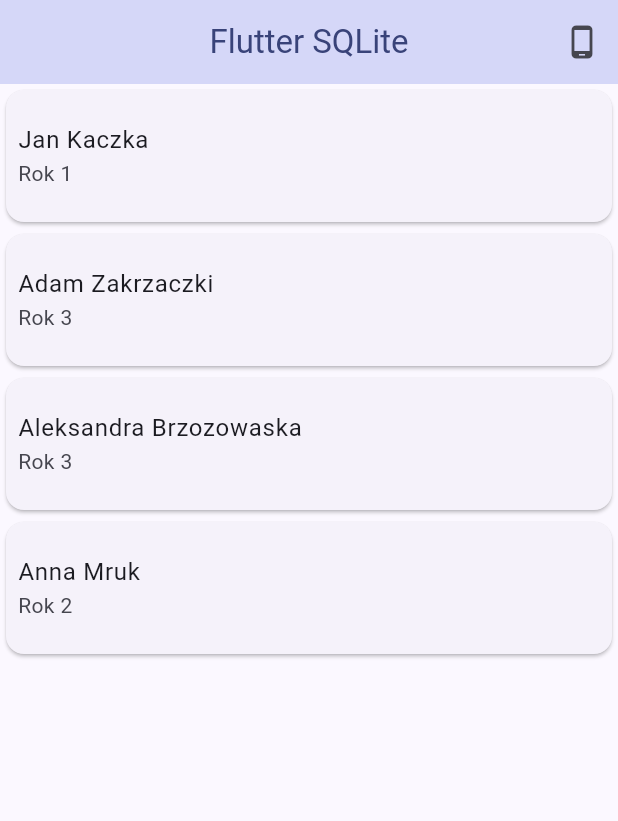
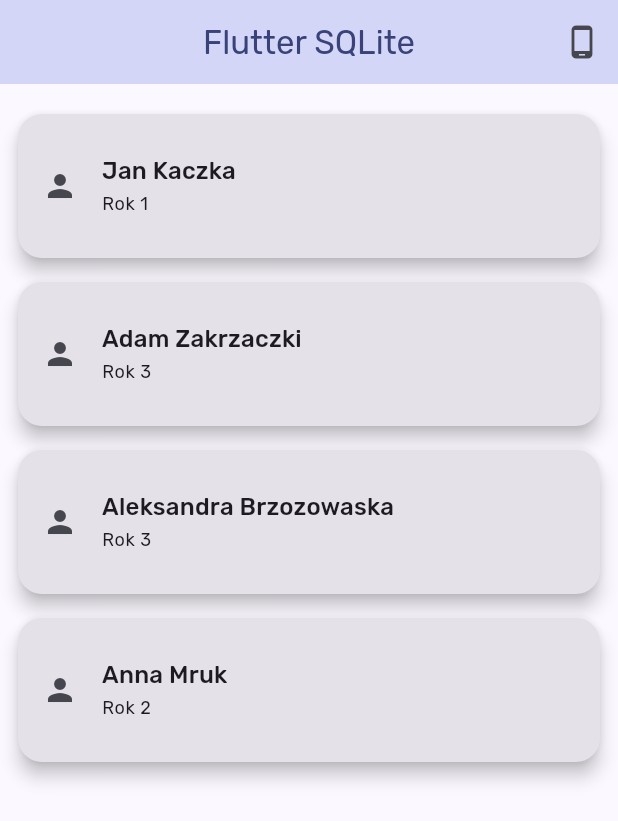
Before and after one commit to Niewiaro/flutter_sqlite, a Flutter app: the screen it shows after launch, on a phone screen of 412 x 824 dp. Shown: the top 821 px of the screen. Run offline on Flutter 3.47's test engine with Material 3 defaults, Android fonts, the phone set to English and light mode, and no system bars; our stand-ins replace google_fonts, sqflite; accounts and stored records are empty.

Commit message:
style: display

```diff
--- a/lib/home.dart
+++ b/lib/home.dart
@@ -73,7 +73,7 @@
         ),
         backgroundColor: Theme.of(context).colorScheme.primaryContainer,
         centerTitle: true,
-        elevation: 2,
+        elevation: 3,
         actions: [
           Consumer<ThemeController>(
             builder: (context, themeController, _) {
@@ -125,21 +125,36 @@
         ) {
           if (snapshot.hasData) {
             return ListView.builder(
+              padding: const EdgeInsets.all(12),
               itemCount: snapshot.data?.length,
               itemBuilder: (BuildContext context, int index) {
+                final student = snapshot.data![index];
                 return Card(
+                  elevation: 5,
+                  shape: RoundedRectangleBorder(
+                    borderRadius: BorderRadius.circular(16),
+                  ),
+                  color: Theme.of(context).colorScheme.surfaceContainerHighest,
+                  margin: const EdgeInsets.symmetric(vertical: 8),
                   child: ListTile(
-                    contentPadding: const EdgeInsets.all(8.0),
+                    leading: const Icon(Icons.person),
                     title: Text(
-                      '${snapshot.data![index].firstName} ${snapshot.data![index].lastName}',
+                      '${student.firstName} ${student.lastName}',
+                      style: Theme.of(context).textTheme.titleMedium,
                     ),
                     subtitle: Text(
-                      'Rok ${snapshot.data![index].studentsYear.toString()}',
+                      'Rok ${student.studentsYear}',
+                      style: Theme.of(context).textTheme.bodySmall,
+                    ),
+                    contentPadding: const EdgeInsets.symmetric(horizontal: 16, vertical: 12),
+                    shape: RoundedRectangleBorder(
+                      borderRadius: BorderRadius.circular(16),
                     ),
                   ),
                 );
               },
             );
+
           } else {
             return const Center(child: CircularProgressIndicator());
           }
--- a/lib/main.dart
+++ b/lib/main.dart
@@ -1,5 +1,7 @@
 import 'package:flutter/material.dart';
+import 'package:google_fonts/google_fonts.dart';
 import 'package:provider/provider.dart';
+
 import 'home.dart';
 import 'theme_controller.dart';
 
@@ -24,7 +26,9 @@
       title: 'Flutter SQLite',
       themeMode: themeController.themeMode,
       theme: ThemeData(
-        brightness: Brightness.light,
+        textTheme: GoogleFonts.rubikTextTheme(
+          ThemeData(brightness: Brightness.light).textTheme,
+        ),
         colorScheme: ColorScheme.fromSeed(
           seedColor: Colors.indigo,
           brightness: Brightness.light,
@@ -32,13 +36,16 @@
         useMaterial3: true,
       ),
       darkTheme: ThemeData(
-        brightness: Brightness.dark,
+        textTheme: GoogleFonts.rubikTextTheme(
+          ThemeData(brightness: Brightness.dark).textTheme,
+        ),
         colorScheme: ColorScheme.fromSeed(
           seedColor: Colors.indigoAccent,
           brightness: Brightness.dark,
         ),
         useMaterial3: true,
       ),
+
       home: const MyHomePage(title: 'Flutter SQLite'),
       debugShowCheckedModeBanner: false,
     );
--- a/pubspec.yaml
+++ b/pubspec.yaml
@@ -41,6 +41,7 @@
   # path - A string-based path manipulation library
   path: ^1.9.1
   provider: ^6.1.2
+  google_fonts: ^6.1.0
 
 dev_dependencies:
   flutter_test:
```
Also changed, not shown: pubspec.lock, 1 other file.
